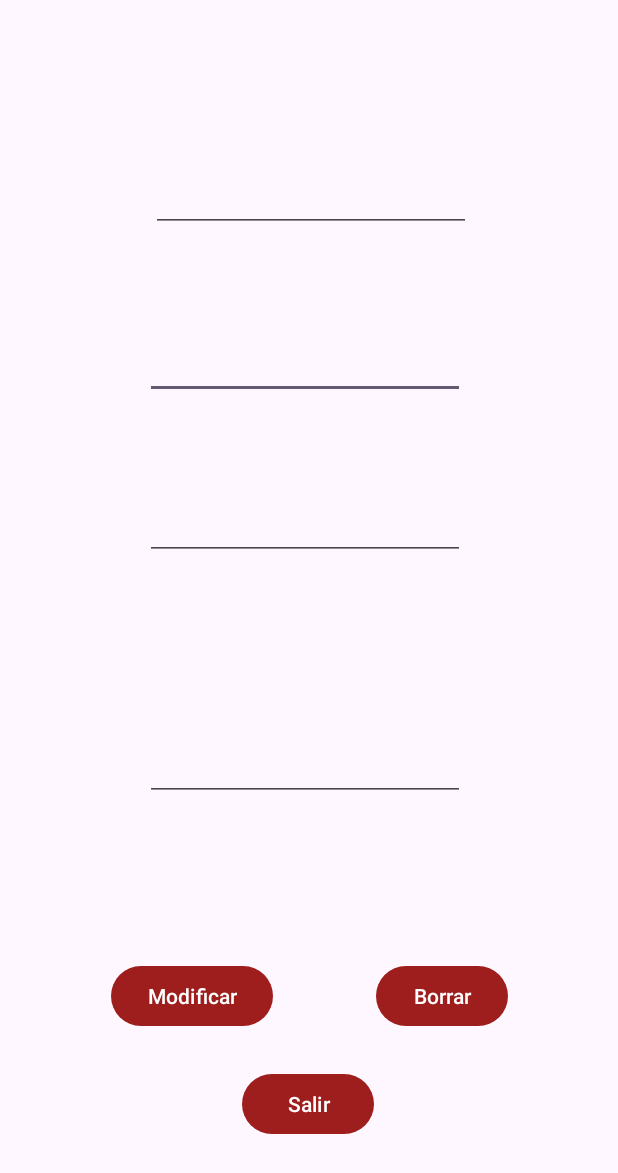
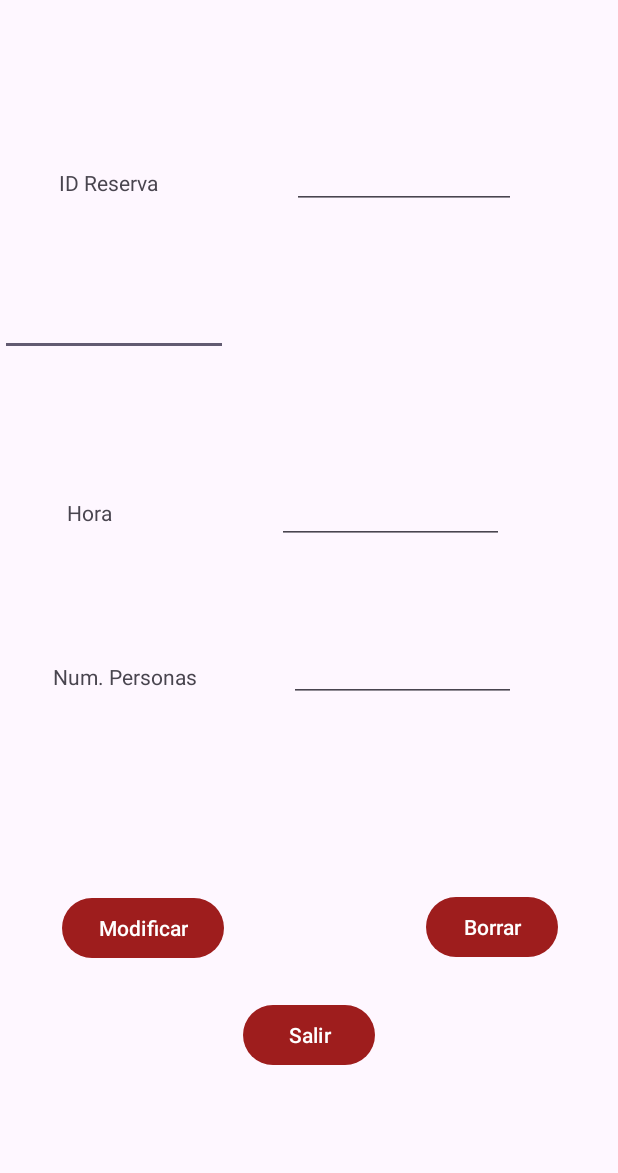
Before and after one commit to collantes21/BoleraApp, an Android app: the layout activity_pantalla_edit_reserva.xml on its own in the app's theme, with its tools: preview values and no code run, on a phone screen of 412 x 824 dp. Shown: the top 1173 px of the screen. Run offline under Robolectric (Android 15) with nearby library versions, the phone set to English and light mode, and no system bars.

Commit message:
Decoracion y cierre de session

```diff
--- a/app/src/main/java/com/example/boleraapp/PantallaReservaPista.java
+++ b/app/src/main/java/com/example/boleraapp/PantallaReservaPista.java
@@ -14,7 +14,7 @@ import android.widget.TextView;
 public class PantallaReservaPista extends AppCompatActivity {
 
 
-    private String[]paises={"Barcelona","Madrid","Bilbao","Vigo","Valladolid","Sevilla","Malaga","Alicante","Leon","Oviedo"};
+    private String[]paises={"Madrid","Barcelona","Bilbao","Vigo","Valladolid","Sevilla","Malaga","Alicante","Leon","Oviedo", "San Sebastian"};
 
     private TextView etuser;
     private ListView listView;
--- a/app/src/main/java/com/example/boleraapp/PantallaReservaPistaConfirma.java
+++ b/app/src/main/java/com/example/boleraapp/PantallaReservaPistaConfirma.java
@@ -54,7 +54,7 @@ public class PantallaReservaPistaConfirma extends AppCompatActivity {
 
         textViewDate.setText("Fecha:    " + fecha);
         textViewHora.setText("Hora:   " + hora);
-        textViewPersonas.setText("Num. Personas:        " + numPersonas + " " + usuarioActual);
+        textViewPersonas.setText("Num. Personas:        " + numPersonas);
 
     }
 
--- a/app/src/main/res/layout/activity_pantalla_edit_reserva.xml
+++ b/app/src/main/res/layout/activity_pantalla_edit_reserva.xml
@@ -11,6 +11,11 @@
         style="@style/Widget.Material3.Button"
         android:layout_width="wrap_content"
         android:layout_height="wrap_content"
+        android:layout_marginStart="161dp"
+        android:layout_marginLeft="161dp"
+        android:layout_marginTop="151dp"
+        android:layout_marginEnd="162dp"
+        android:layout_marginRight="162dp"
         android:layout_marginBottom="64dp"
         android:onClick="salir"
         android:text="Salir"
@@ -18,31 +23,39 @@
         app:backgroundTint="#9E1D1D"
         app:layout_constraintBottom_toBottomOf="parent"
         app:layout_constraintEnd_toEndOf="parent"
-        app:layout_constraintHorizontal_bias="0.498"
         app:layout_constraintStart_toStartOf="parent"
-        app:layout_constraintTop_toBottomOf="@+id/passVerifica" />
+        app:layout_constraintTop_toBottomOf="@+id/etNumPersonas" />
 
     <Button
         android:id="@+id/button9"
         style="@style/Widget.Material3.Button"
         android:layout_width="wrap_content"
         android:layout_height="wrap_content"
+        android:layout_marginStart="74dp"
+        android:layout_marginLeft="74dp"
+        android:layout_marginTop="88dp"
+        android:layout_marginEnd="67dp"
+        android:layout_marginRight="67dp"
         android:layout_marginBottom="136dp"
         android:onClick="modificar"
         android:text="Modificar"
         android:textColor="#FFFFFF"
         app:backgroundTint="#9E1D1D"
         app:layout_constraintBottom_toBottomOf="parent"
-        app:layout_constraintEnd_toEndOf="parent"
-        app:layout_constraintHorizontal_bias="0.244"
+        app:layout_constraintEnd_toStartOf="@+id/button10"
         app:layout_constraintStart_toStartOf="parent"
-        app:layout_constraintTop_toBottomOf="@+id/passVerifica" />
+        app:layout_constraintTop_toBottomOf="@+id/textView9" />
 
     <Button
         android:id="@+id/button10"
         style="@style/Widget.Material3.Button"
         android:layout_width="wrap_content"
-        android:layout_height="wrap_content"
+        android:layout_height="48dp"
+        android:layout_marginStart="67dp"
+        android:layout_marginLeft="67dp"
+        android:layout_marginTop="79dp"
+        android:layout_marginEnd="73dp"
+        android:layout_marginRight="73dp"
         android:layout_marginBottom="136dp"
         android:onClick="borrar"
         android:text="Borrar"
@@ -50,75 +63,123 @@
         app:backgroundTint="#9E1D1D"
         app:layout_constraintBottom_toBottomOf="parent"
         app:layout_constraintEnd_toEndOf="parent"
-        app:layout_constraintHorizontal_bias="0.773"
-        app:layout_constraintStart_toStartOf="parent"
-        app:layout_constraintTop_toBottomOf="@+id/passVerifica" />
+        app:layout_constraintHorizontal_bias="0.49"
+        app:layout_constraintStart_toEndOf="@+id/button9"
+        app:layout_constraintTop_toBottomOf="@+id/etNumPersonas" />
 
     <EditText
         android:id="@+id/etFecha"
-        android:layout_width="wrap_content"
-        android:layout_height="wrap_content"
-        android:layout_marginStart="99dp"
-        android:layout_marginLeft="99dp"
-        android:layout_marginTop="66dp"
-        android:layout_marginEnd="102dp"
-        android:layout_marginRight="102dp"
+        android:layout_width="152dp"
+        android:layout_height="36dp"
+        android:layout_marginTop="62dp"
         android:ems="10"
         android:inputType="text"
-        app:layout_constraintEnd_toEndOf="parent"
-        app:layout_constraintHorizontal_bias="1.0"
-        app:layout_constraintStart_toStartOf="parent"
-        app:layout_constraintTop_toBottomOf="@+id/etNumReserva" />
+        app:layout_constraintTop_toBottomOf="@+id/etNumReserva"
+        tools:layout_editor_absoluteX="183dp" />
 
     <EditText
         android:id="@+id/etHoraReserva"
-        android:layout_width="wrap_content"
-        android:layout_height="wrap_content"
-        android:layout_marginStart="99dp"
-        android:layout_marginLeft="99dp"
-        android:layout_marginTop="62dp"
-        android:layout_marginEnd="102dp"
-        android:layout_marginRight="102dp"
+        android:layout_width="151dp"
+        android:layout_height="41dp"
+        android:layout_marginStart="109dp"
+        android:layout_marginLeft="109dp"
+        android:layout_marginTop="84dp"
+        android:layout_marginEnd="76dp"
+        android:layout_marginRight="76dp"
+        android:layout_marginBottom="65dp"
         android:ems="10"
         android:inputType="text"
+        app:layout_constraintBottom_toTopOf="@+id/etNumPersonas"
         app:layout_constraintEnd_toEndOf="parent"
-        app:layout_constraintHorizontal_bias="1.0"
-        app:layout_constraintStart_toStartOf="parent"
+        app:layout_constraintStart_toEndOf="@+id/textView10"
         app:layout_constraintTop_toBottomOf="@+id/etFecha" />
 
     <EditText
         android:id="@+id/etNumPersonas"
-        android:layout_width="wrap_content"
-        android:layout_height="wrap_content"
-        android:layout_marginStart="99dp"
-        android:layout_marginLeft="99dp"
-        android:layout_marginTop="70dp"
-        android:layout_marginEnd="102dp"
-        android:layout_marginRight="102dp"
-        android:layout_marginBottom="61dp"
+        android:layout_width="151dp"
+        android:layout_height="40dp"
+        android:layout_marginStart="18dp"
+        android:layout_marginLeft="18dp"
+        android:layout_marginTop="65dp"
+        android:layout_marginEnd="77dp"
+        android:layout_marginRight="77dp"
         android:ems="10"
         android:inputType="number"
-        app:layout_constraintBottom_toTopOf="@+id/button10"
         app:layout_constraintEnd_toEndOf="parent"
-        app:layout_constraintHorizontal_bias="1.0"
-        app:layout_constraintStart_toStartOf="parent"
+        app:layout_constraintStart_toEndOf="@+id/textView9"
         app:layout_constraintTop_toBottomOf="@+id/etHoraReserva" />
 
     <EditText
         android:id="@+id/etNumReserva"
-        android:layout_width="wrap_content"
-        android:layout_height="wrap_content"
-        android:layout_marginStart="102dp"
-        android:layout_marginLeft="102dp"
-        android:layout_marginTop="109dp"
-        android:layout_marginEnd="99dp"
-        android:layout_marginRight="99dp"
-        android:layout_marginBottom="66dp"
+        android:layout_width="149dp"
+        android:layout_height="36dp"
+        android:layout_marginStart="76dp"
+        android:layout_marginLeft="76dp"
+        android:layout_marginTop="103dp"
+        android:layout_marginEnd="73dp"
+        android:layout_marginRight="73dp"
         android:ems="10"
         android:inputType="text"
-        app:layout_constraintBottom_toTopOf="@+id/etFecha"
         app:layout_constraintEnd_toEndOf="parent"
+        app:layout_constraintStart_toEndOf="@+id/textView8"
+        app:layout_constraintTop_toTopOf="parent" />
+
+    <TextView
+        android:id="@+id/textView8"
+        android:layout_width="69dp"
+        android:layout_height="20dp"
+        android:layout_marginStart="44dp"
+        android:layout_marginLeft="44dp"
+        android:layout_marginTop="112dp"
+        android:layout_marginEnd="10dp"
+        android:layout_marginRight="10dp"
+        android:text="ID Reserva"
+        app:layout_constraintEnd_toStartOf="@+id/etNumReserva"
         app:layout_constraintStart_toStartOf="parent"
         app:layout_constraintTop_toTopOf="parent" />
 
+    <TextView
+        android:id="@+id/textView9"
+        android:layout_width="wrap_content"
+        android:layout_height="wrap_content"
+        android:layout_marginStart="44dp"
+        android:layout_marginLeft="44dp"
+        android:layout_marginTop="90dp"
+        android:layout_marginEnd="43dp"
+        android:layout_marginRight="43dp"
+        android:text="Num. Personas"
+        app:layout_constraintEnd_toStartOf="@+id/etNumPersonas"
+        app:layout_constraintStart_toStartOf="parent"
+        app:layout_constraintTop_toBottomOf="@+id/textView10" />
+
+    <TextView
+        android:id="@+id/textView10"
+        android:layout_width="wrap_content"
+        android:layout_height="wrap_content"
+        android:layout_marginStart="44dp"
+        android:layout_marginLeft="44dp"
+        android:layout_marginTop="103dp"
+        android:layout_marginEnd="337dp"
+        android:layout_marginRight="337dp"
+        android:layout_marginBottom="90dp"
+        android:text="Hora"
+        app:layout_constraintBottom_toTopOf="@+id/textView9"
+        app:layout_constraintEnd_toEndOf="parent"
+        app:layout_constraintStart_toStartOf="parent"
+        app:layout_constraintTop_toBottomOf="@+id/textView11" />
+
+    <TextView
+        android:id="@+id/textView11"
+        android:layout_width="wrap_content"
+        android:layout_height="wrap_content"
+        android:layout_marginStart="44dp"
+        android:layout_marginLeft="44dp"
+        android:layout_marginTop="77dp"
+        android:layout_marginEnd="101dp"
+        android:layout_marginRight="101dp"
+        android:text="Fecha"
+        app:layout_constraintEnd_toStartOf="@+id/etFecha"
+        app:layout_constraintStart_toStartOf="parent"
+        app:layout_constraintTop_toBottomOf="@+id/textView8" />
+
 </androidx.constraintlayout.widget.ConstraintLayout>
--- a/app/src/main/res/layout/activity_pantalla_registro_pista.xml
+++ b/app/src/main/res/layout/activity_pantalla_registro_pista.xml
@@ -9,8 +9,8 @@
 
     <TextView
         android:id="@+id/textView4"
-        android:layout_width="295dp"
-        android:layout_height="92dp"
+        android:layout_width="277dp"
+        android:layout_height="88dp"
         android:layout_marginTop="170dp"
         android:layout_marginEnd="35dp"
         android:layout_marginRight="35dp"
--- a/app/src/main/res/menu/menuopciones.xml
+++ b/app/src/main/res/menu/menuopciones.xml
@@ -7,5 +7,8 @@
         android:title="Localizacion" />
     <item
         android:id="@+id/historial"
-        android:title="Historial" />
+        android:title="Gestionar Reservas" />
+    <item
+        android:id="@+id/cerrarSesion"
+        android:title="Cerrar Sesion" />
 </menu>
```
Also changed, not shown: app/src/main/java/com/example/boleraapp/PantallaPrincipal.java (+7 -4 lines), app/src/main/java/com/example/boleraapp/PantallaRegistroLogin.java (+8 -8 lines), app/src/main/res/layout/activity_pantalla_historial.xml (+16 -16 lines), app/src/main/res/layout/activity_pantalla_principal.xml (+27 -36 lines), app/src/main/res/drawable/bolosblancos.jpeg (added), app/src/main/res/drawable/flechadesenfada.png (added), app/src/main/res/drawable/reserva1.jpeg (added).
